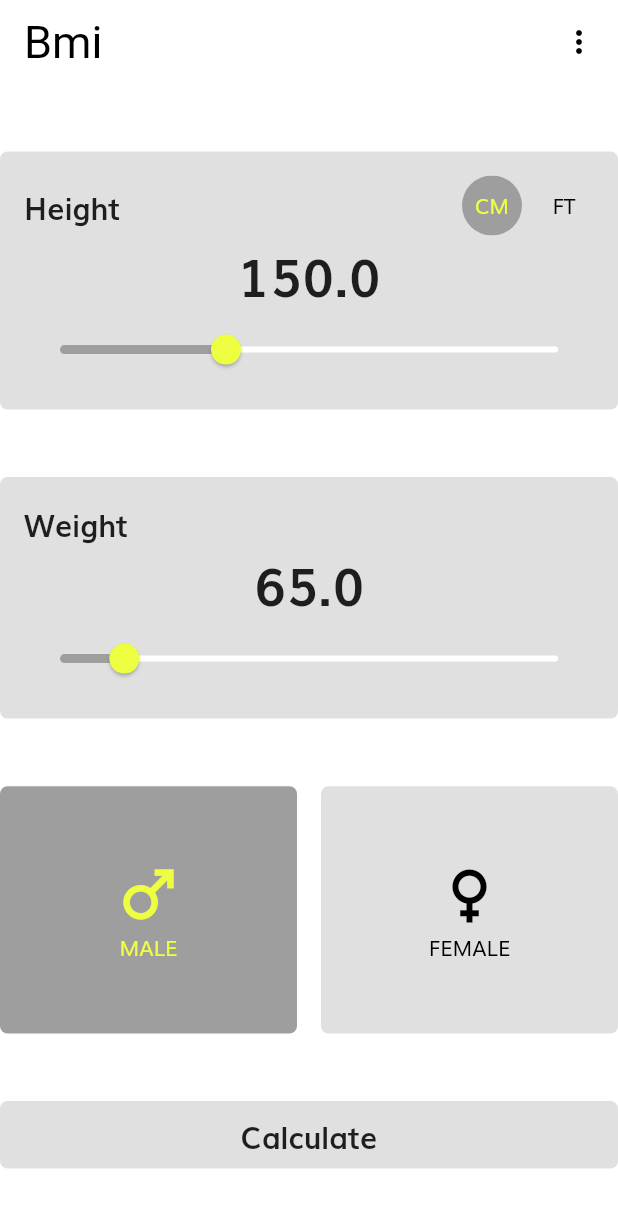
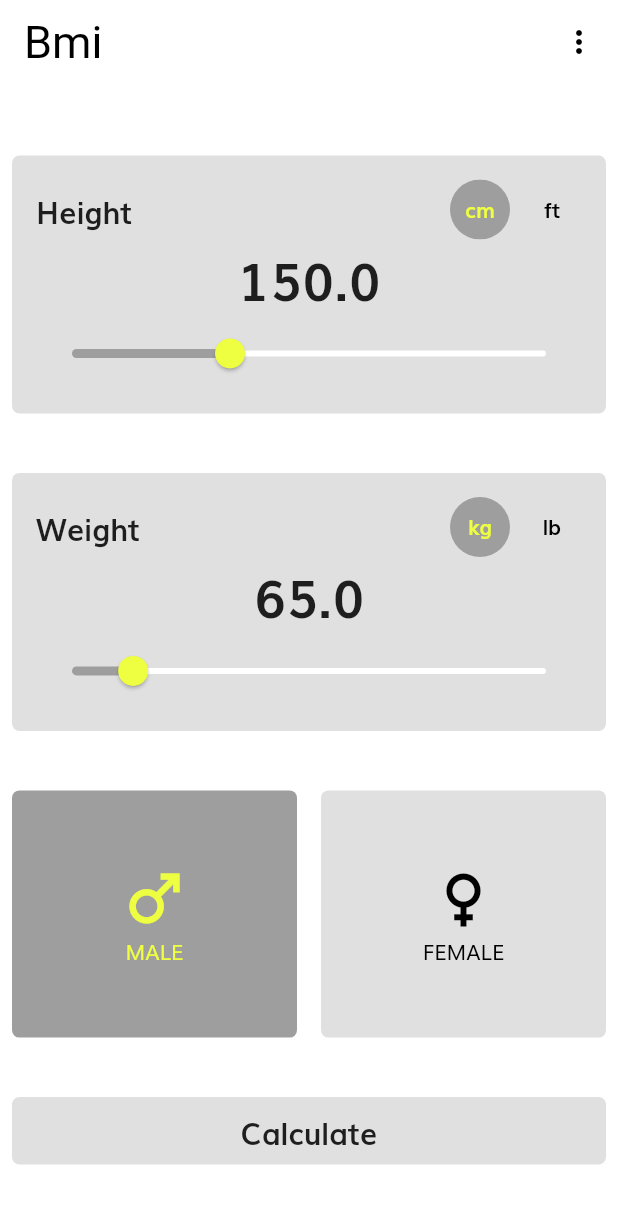
Before and after one commit to vinzaceto/DailyNewsApp_flutterblueprint, a Flutter app: the screen it shows after launch, on a phone screen of 412 x 824 dp. Shown: the top 1208 px of the screen. Run offline on Flutter 3.47's test engine with Material 2 defaults, Android fonts, the phone set to English and light mode, and no system bars; our stand-ins replace cached_network_image, dio, equatable, firebase_core, firebase_crashlytics, floor and 4 more; missing offline and left inert: geekyants_flutter_gauges; accounts and stored records are empty; generated files the repository leaves out were written again.

Commit message:
Updated graphic

```diff
--- a/lib/config/theme/app_themes.dart
+++ b/lib/config/theme/app_themes.dart
@@ -53,7 +53,7 @@ ThemeData lightTheme() {
           color: Colors.black,
         ),
       ),
-      dividerColor: Colors.black);
+      dividerColor: Colors.white);
 }
 
 AppBarTheme darkAppBarTheme() {
--- /dev/null
+++ b/lib/features/bmi/domain/entities/unit.dart
@@ -0,0 +1 @@
+enum Unit {weight,height}
--- a/lib/features/bmi/presentation/pages/home/home_page.dart
+++ b/lib/features/bmi/presentation/pages/home/home_page.dart
@@ -26,6 +26,10 @@ class HomePage extends StatefulWidget {
 class _HomePageState extends State<HomePage> {
   double _height = defaultHeight;
   double _weight = defaultWeight;
+
+  double _defaultHeightMin = 100;
+  double _defaultHeightMax = 250;
+
   int _age = defaultAge;
   bool isMaleSelected = true;
   bool isFemaleSelected = false;
@@ -65,13 +69,16 @@ class _HomePageState extends State<HomePage> {
   }
 
   _buildBody(BuildContext context) {
-    return Column(mainAxisAlignment: MainAxisAlignment.spaceEvenly, children: [
-        _buildHeightSection(context),
-        _buildWeightSection(context),
-        //_buildWeightAgeSection(context),
-        _buildHeader(context),
-        _buildCalculateButton(context)
-      ]);
+    return Padding(
+      padding: const EdgeInsets.all(8.0),
+      child: Column(mainAxisAlignment: MainAxisAlignment.spaceEvenly, children: [
+          _buildHeightSection(context),
+          _buildWeightSection(context),
+          //_buildWeightAgeSection(context),
+          _buildHeader(context),
+          _buildCalculateButton(context)
+        ]),
+    );
   }
 
   void _onCouponPressed(BuildContext context, CouponEntity couponEntity) {
@@ -160,20 +167,21 @@ class _HomePageState extends State<HomePage> {
                 ),
                 UnitSelector(
                   isCMSelected: isCMSelected,
+                  isWeight: false,
                   onButtonTapped: (value) => _onCMButtonTapped(value),
                 )
               ],
             ),
             Text(
-              "$_height",
+              _showHeight(_height),
               style: TextStyle(fontSize: 35, fontWeight: FontWeight.bold),
             ),
             Slider(
               activeColor: Colors.grey,
               inactiveColor: Colors.white,
               thumbColor: Colors.limeAccent,
-              min: 100.0,
-              max: 250.0,
+              min: _defaultHeightMin,
+              max: _defaultHeightMax,
               value: _height,
               onChanged: (value) {
                 setState(() {
@@ -205,10 +213,14 @@ class _HomePageState extends State<HomePage> {
                   AppLocalizations.of(context)!.weight,
                   style: TextStyle(fontSize: 20, fontWeight: FontWeight.bold),
                 ),
+                UnitSelector(
+                  isCMSelected: isCMSelected,
+                  onButtonTapped: (value) => _onCMButtonTapped(value),
+                )
               ],
             ),
             Text(
-              "$_weight",
+              "${_showWeight(_weight)}",
               style: TextStyle(fontSize: 35, fontWeight: FontWeight.bold),
             ),
             Slider(
@@ -320,4 +332,50 @@ class _HomePageState extends State<HomePage> {
       }
     }
   }
+
+  String _showHeight(double height){
+    if(isCMSelected){
+      return "$height";
+    } else {
+      return "${_centimetersToFeeString(height)}";
+    }
+  }
+
+  String _showWeight(double weight){
+    if(isCMSelected){
+      return "$weight";
+    } else {
+      return "${formatLb(kilogramsToPounds(weight))} ";
+    }
+  }
+
+  String _centimetersToFeeString(double centimeters) {
+    var tmp = centimeters / 30.48;
+    return tmp.toStringAsFixed(2);
+  }
+
+  double _centimetersToFeetDouble(double centimeters) {
+    return centimeters / 30.48;
+  }
+
+  double _feetToCentimeters(double feet) {
+    return feet * 30.48;
+  }
+
+  String formatFeet(double feet) {
+    return "${feet.toStringAsFixed(2).substring(0,1)}\' ${feet.toStringAsFixed(2).substring(2)}\"";
+  }
+
+  double kilogramsToPounds(double kilograms) {
+    return kilograms * 2.2046226218488;
+  }
+
+  double poundsToKilograms(double pounds) {
+    return pounds / 2.2046226218488;
+  }
+
+  String formatLb(double lb) {
+    return lb.toStringAsFixed(1);
+  }
+
 }
--- a/lib/features/bmi/presentation/widgets/gender_button.dart
+++ b/lib/features/bmi/presentation/widgets/gender_button.dart
@@ -23,7 +23,7 @@ class _GenderButtonState extends State<GenderButton> {
     return GestureDetector(
       onTap: () => _onButtonTap(),
       child: Container(
-        width: (MediaQuery.of(context).size.width - 16) / 2,
+        width: (MediaQuery.of(context).size.width - 32) / 2,
         height: MediaQuery.of(context).size.height / 5,
         decoration: BoxDecoration(
             color: widget.isSelected ? Colors.grey : Colors.grey[300],
--- a/lib/features/bmi/presentation/widgets/unit_selector.dart
+++ b/lib/features/bmi/presentation/widgets/unit_selector.dart
@@ -1,13 +1,16 @@
+import 'package:bmi/features/bmi/domain/entities/unit.dart';
 import 'package:flutter/material.dart';
 
 class UnitSelector extends StatefulWidget {
+  bool isWeight = true;
   bool isCMSelected = true;
   final void Function(bool value)? onButtonTapped;
 
   UnitSelector({
     Key? key,
     this.isCMSelected = true,
-    this.onButtonTapped,
+    this.isWeight = true,
+    this.onButtonTapped
   }) : super(key: key);
 
   @override
@@ -32,8 +35,9 @@ class _UnitSelectorState extends State<UnitSelector> {
                   height: 40,
                   child: Center(
                     child: Text(
-                      "CM",
+                      widget.isWeight ? "kg" : "cm",
                       style: TextStyle(
+                          fontWeight: FontWeight.bold,
                           color: widget.isCMSelected
                               ? Colors.limeAccent
                               : Colors.black),
@@ -58,8 +62,9 @@ class _UnitSelectorState extends State<UnitSelector> {
                   height: 40,
                   child: Center(
                     child: Text(
-                      "FT",
+                      widget.isWeight ? "lb" : "ft",
                       style: TextStyle(
+                          fontWeight: FontWeight.bold,
                           color: !widget.isCMSelected
                               ? Colors.limeAccent
                               : Colors.black),
```
Also changed, not shown: lib/features/bmi/presentation/pages/details/details_page.dart (+8 -5 lines).
